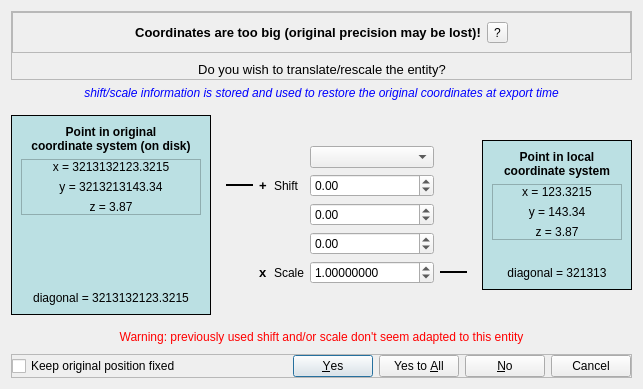
The window that libs/qCC_io/ui_templates/globalShiftAndScaleDlg.ui (CloudCompare/CloudCompare) describes before a commit, drawn with Qt 5.
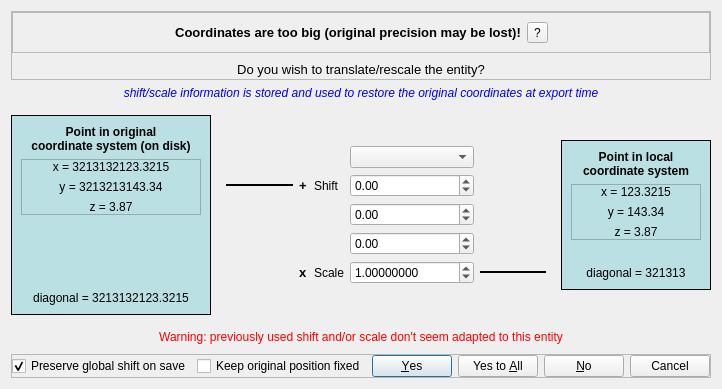
The same window after the commit.

Commit message: Add an option on the Global Shift dialog to 'forget' about the shift at export time

Patch:
```diff
--- a/libs/qCC_io/ui_templates/globalShiftAndScaleDlg.ui
+++ b/libs/qCC_io/ui_templates/globalShiftAndScaleDlg.ui
@@ -800,6 +800,16 @@
       <property name="bottomMargin">
        <number>0</number>
       </property>
+      <item>
+       <widget class="QCheckBox" name="preserveShiftOnSaveCheckBox">
+        <property name="text">
+         <string>Preserve global shift on save</string>
+        </property>
+        <property name="checked">
+         <bool>true</bool>
+        </property>
+       </widget>
+      </item>
       <item>
        <widget class="QCheckBox" name="keepGlobalPosCheckBox">
         <property name="toolTip">
```
Left out of the diff: 16 changed lines with no effect on the pictures. The commit also changes 27 other files.
